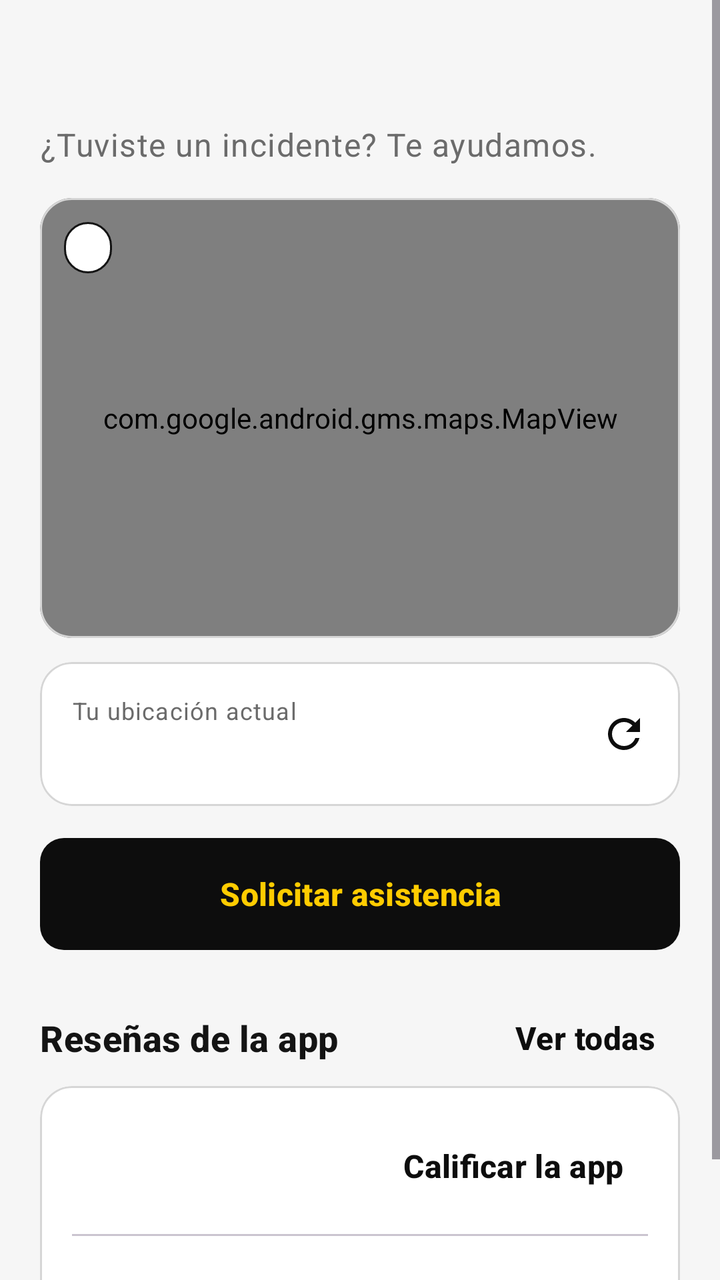
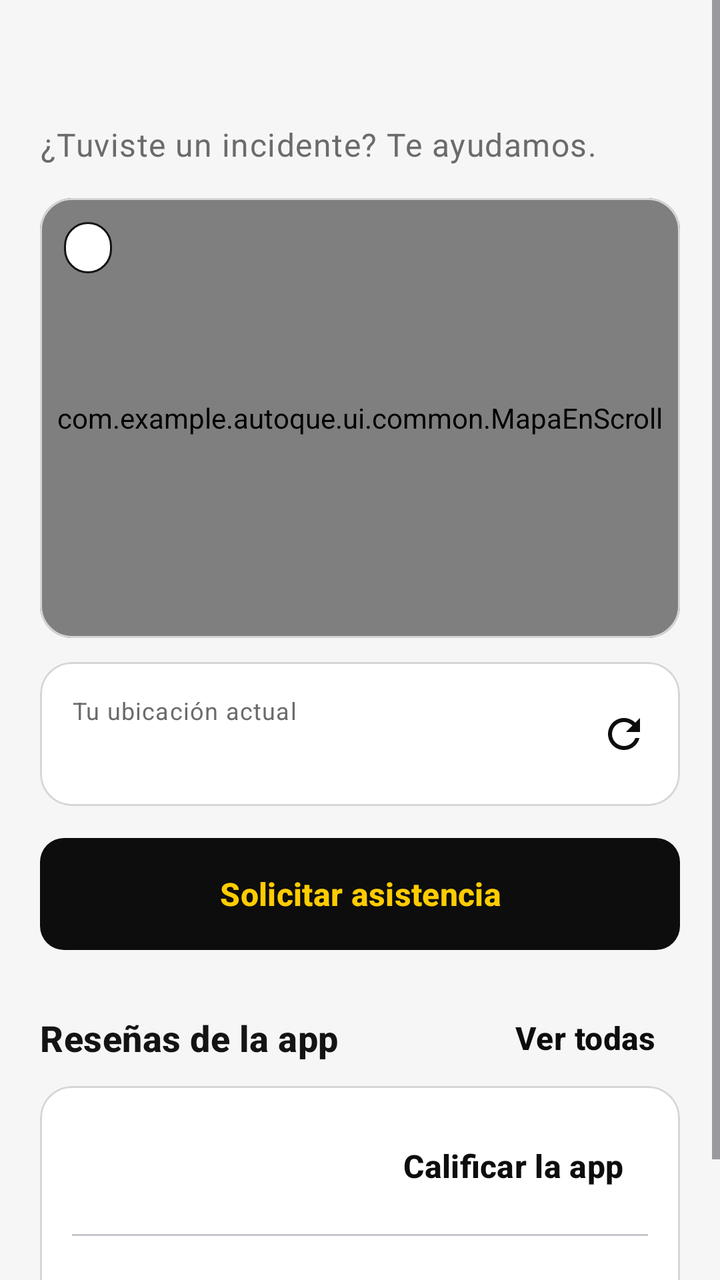

The first picture is an Android layout as it rendered before a commit; the second is the same layout after the commit. The layout source and the unified diff follow.
<!-- AndroidManifest.xml: application theme Theme.Autoque -->
<!-- res/layout/fragment_inicio_cliente.xml -->
<?xml version="1.0" encoding="utf-8"?>
<ScrollView xmlns:android="http://schemas.android.com/apk/res/android"
    xmlns:app="http://schemas.android.com/apk/res-auto"
    android:layout_width="match_parent"
    android:layout_height="match_parent">

    <LinearLayout
        android:layout_width="match_parent"
        android:layout_height="wrap_content"
        android:orientation="vertical"
        android:padding="20dp">

        <TextView
            android:id="@+id/tvSaludo"
            android:layout_width="wrap_content"
            android:layout_height="wrap_content"
            android:textAppearance="@style/TextAppearance.Autoque.Headline" />

        <TextView
            android:layout_width="wrap_content"
            android:layout_height="wrap_content"
            android:layout_marginTop="4dp"
            android:text="@string/tuviste_incidente"
            android:textAppearance="@style/TextAppearance.Autoque.Body" />

        <com.google.android.material.card.MaterialCardView
            style="@style/Autoque.Card"
            android:layout_width="match_parent"
            android:layout_height="220dp"
            android:layout_marginTop="16dp">

            <FrameLayout
                android:layout_width="match_parent"
                android:layout_height="match_parent">

                <com.google.android.gms.maps.MapView
                    android:id="@+id/mapa"
                    android:layout_width="match_parent"
                    android:layout_height="match_parent" />

                <TextView
                    android:id="@+id/tvGpsChip"
                    style="@style/Autoque.Badge"
                    android:layout_margin="12dp"
                    android:background="@drawable/bg_badge_finalizada"
                    android:textColor="@color/text_primary" />

                <LinearLayout
                    android:id="@+id/panelSinUbicacion"
                    android:layout_width="match_parent"
                    android:layout_height="match_parent"
                    android:background="@color/surface_muted"
                    android:gravity="center"
                    android:orientation="vertical"
                    android:padding="20dp"
                    android:visibility="gone">

                    <ImageView
                        android:layout_width="48dp"
                        android:layout_height="48dp"
                        android:background="@drawable/bg_circle_black"
                        android:importantForAccessibility="no"
                        android:padding="12dp"
                        android:src="@drawable/ic_location"
                        app:tint="@color/autoque_yellow" />

                    <TextView
                        android:id="@+id/tvSinUbicacionTitulo"
                        android:layout_width="wrap_content"
                        android:layout_height="wrap_content"
                        android:layout_marginTop="10dp"
                        android:textAppearance="@style/TextAppearance.Autoque.CardTitle" />

                    <TextView
                        android:id="@+id/tvSinUbicacionDesc"
                        android:layout_width="wrap_content"
                        android:layout_height="wrap_content"
                        android:layout_marginTop="4dp"
                        android:gravity="center"
                        android:textAppearance="@style/TextAppearance.Autoque.Label" />

                    <com.google.android.material.button.MaterialButton
                        android:id="@+id/btnActivarUbicacion"
                        style="@style/Widget.Autoque.Button.Small"
                        android:layout_width="wrap_content"
                        android:layout_height="wrap_content"
                        android:layout_marginTop="12dp" />
                </LinearLayout>
            </FrameLayout>
        </com.google.android.material.card.MaterialCardView>

        <com.google.android.material.card.MaterialCardView
            style="@style/Autoque.Card"
            android:layout_width="match_parent"
            android:layout_height="wrap_content"
            android:layout_marginTop="12dp">

            <LinearLayout
                android:layout_width="match_parent"
                android:layout_height="wrap_content"
                android:gravity="center_vertical"
                android:orientation="horizontal"
                android:paddingVertical="12dp"
                android:paddingStart="16dp"
                android:paddingEnd="4dp">

                <LinearLayout
                    android:layout_width="0dp"
                    android:layout_height="wrap_content"
                    android:layout_weight="1"
                    android:orientation="vertical">

                    <TextView
                        android:layout_width="wrap_content"
                        android:layout_height="wrap_content"
                        android:text="@string/tu_ubicacion_actual"
                        android:textAppearance="@style/TextAppearance.Autoque.Helper" />

                    <TextView
                        android:id="@+id/tvDireccionActual"
                        android:layout_width="wrap_content"
                        android:layout_height="wrap_content"
                        android:layout_marginTop="2dp"
                        android:textColor="@color/text_primary"
                        android:textSize="16sp" />
                </LinearLayout>

                <ImageButton
                    android:id="@+id/btnRefrescarUbicacion"
                    android:layout_width="48dp"
                    android:layout_height="48dp"
                    android:background="?attr/selectableItemBackgroundBorderless"
                    android:contentDescription="@string/actualizar_ubicacion"
                    android:src="@drawable/ic_refresh"
                    app:tint="@color/autoque_black" />
            </LinearLayout>
        </com.google.android.material.card.MaterialCardView>

        <com.google.android.material.card.MaterialCardView
            android:id="@+id/cardActiva"
            style="@style/Autoque.Card"
            android:layout_width="match_parent"
            android:layout_height="wrap_content"
            android:layout_marginTop="12dp"
            android:clickable="true"
            android:focusable="true"
            android:visibility="gone"
            app:strokeColor="@color/autoque_yellow"
            app:strokeWidth="2dp">

            <LinearLayout
                android:layout_width="match_parent"
                android:layout_height="wrap_content"
                android:orientation="vertical"
                android:padding="16dp">

                <LinearLayout
                    android:layout_width="match_parent"
                    android:layout_height="wrap_content"
                    android:gravity="center_vertical"
                    android:orientation="horizontal">

                    <TextView
                        android:layout_width="0dp"
                        android:layout_height="wrap_content"
                        android:layout_weight="1"
                        android:text="@string/solicitud_en_curso"
                        android:textAppearance="@style/TextAppearance.Autoque.CardTitle" />

                    <TextView
                        android:id="@+id/tvActivaEstado"
                        style="@style/Autoque.Badge" />
                </LinearLayout>

                <TextView
                    android:id="@+id/tvActivaDetalle"
                    android:layout_width="match_parent"
                    android:layout_height="wrap_content"
                    android:layout_marginTop="6dp"
                    android:textAppearance="@style/TextAppearance.Autoque.Body" />
            </LinearLayout>
        </com.google.android.material.card.MaterialCardView>

        <com.google.android.material.button.MaterialButton
            android:id="@+id/btnSolicitar"
            style="@style/Widget.Autoque.Button.Dark"
            android:layout_width="match_parent"
            android:layout_height="wrap_content"
            android:layout_marginTop="16dp"
            android:text="@string/solicitar_asistencia" />

        <LinearLayout
            android:layout_width="match_parent"
            android:layout_height="wrap_content"
            android:layout_marginTop="20dp"
            android:gravity="center_vertical"
            android:orientation="horizontal">

            <TextView
                android:layout_width="0dp"
                android:layout_height="wrap_content"
                android:layout_weight="1"
                android:text="@string/resenas_app"
                android:textAppearance="@style/TextAppearance.Autoque.CardTitle"
                android:textSize="18sp" />

            <com.google.android.material.button.MaterialButton
                android:id="@+id/btnVerResenas"
                style="@style/Widget.Autoque.Button.Text"
                android:layout_width="wrap_content"
                android:layout_height="wrap_content"
                android:text="@string/ver_todas" />
        </LinearLayout>

        <com.google.android.material.card.MaterialCardView
            style="@style/Autoque.Card"
            android:layout_width="match_parent"
            android:layout_height="wrap_content">

            <LinearLayout
                android:layout_width="match_parent"
                android:layout_height="wrap_content"
                android:orientation="vertical"
                android:padding="16dp">

                <LinearLayout
                    android:layout_width="match_parent"
                    android:layout_height="wrap_content"
                    android:gravity="center_vertical"
                    android:orientation="horizontal">

                    <TextView
                        android:id="@+id/tvPromedioApp"
                        android:layout_width="wrap_content"
                        android:layout_height="wrap_content"
                        android:textColor="@color/text_primary"
                        android:textSize="32sp"
                        android:textStyle="bold" />

                    <LinearLayout
                        android:layout_width="0dp"
                        android:layout_height="wrap_content"
                        android:layout_marginStart="12dp"
                        android:layout_weight="1"
                        android:orientation="vertical">

                        <TextView
                            android:id="@+id/tvEstrellasApp"
                            android:layout_width="wrap_content"
                            android:layout_height="wrap_content"
                            android:textColor="@color/autoque_yellow_dark"
                            android:textSize="16sp" />

                        <TextView
                            android:id="@+id/tvTotalResenasApp"
                            android:layout_width="wrap_content"
                            android:layout_height="wrap_content"
                            android:textAppearance="@style/TextAppearance.Autoque.Helper" />
                    </LinearLayout>

                    <com.google.android.material.button.MaterialButton
                        android:id="@+id/btnCalificarApp"
                        style="@style/Widget.Autoque.Button.Text"
                        android:layout_width="wrap_content"
                        android:layout_height="wrap_content"
                        android:text="@string/calificar_la_app" />
                </LinearLayout>

                <com.google.android.material.divider.MaterialDivider
                    android:layout_width="match_parent"
                    android:layout_height="wrap_content"
                    android:layout_marginVertical="10dp" />

                <TextView
                    android:id="@+id/tvUltimaResenaAutor"
                    android:layout_width="wrap_content"
                    android:layout_height="wrap_content"
                    android:textColor="@color/text_primary"
                    android:textStyle="bold" />

                <TextView
                    android:id="@+id/tvUltimaResenaTexto"
                    android:layout_width="match_parent"
                    android:layout_height="wrap_content"
                    android:layout_marginTop="2dp"
                    android:textAppearance="@style/TextAppearance.Autoque.Body" />
            </LinearLayout>
        </com.google.android.material.card.MaterialCardView>
    </LinearLayout>
</ScrollView>
<!-- resources referenced by this layout -->
<resources>
  <color name="autoque_black">#0D0D0D</color>
  <color name="autoque_yellow">#FFCC00</color>
  <color name="autoque_yellow_dark">#E6B800</color>
  <color name="surface_muted">#EDEDED</color>
  <color name="text_primary">#141414</color>
  <!-- drawable bg_circle_black (drawable) -->
  <?xml version="1.0" encoding="utf-8"?>
  <shape xmlns:android="http://schemas.android.com/apk/res/android" android:shape="oval">
      <solid android:color="@color/autoque_black" />
  </shape>
  <string name="actualizar_ubicacion">Actualizar ubicación</string>
  <string name="calificar_la_app">Calificar la app</string>
  <string name="resenas_app">Reseñas de la app</string>
  <string name="solicitar_asistencia">Solicitar asistencia</string>
  <string name="solicitud_en_curso">Tienes una solicitud en curso</string>
  <string name="tu_ubicacion_actual">Tu ubicación actual</string>
  <string name="tuviste_incidente">¿Tuviste un incidente? Te ayudamos.</string>
  <string name="ver_todas">Ver todas</string>
  <style name="Autoque.Card" parent="Widget.Material3.CardView.Outlined">
          <item name="cardBackgroundColor">@color/surface_card</item>
          <item name="strokeColor">@color/outline</item>
          <item name="cardCornerRadius">16dp</item>
      </style>
  <style name="TextAppearance.Autoque.Body" parent="TextAppearance.Material3.BodyLarge">
          <item name="android:textColor">@color/text_secondary</item>
      </style>
  <style name="TextAppearance.Autoque.CardTitle" parent="TextAppearance.Material3.TitleMedium">
          <item name="android:textStyle">bold</item>
          <item name="android:textColor">@color/text_primary</item>
      </style>
  <style name="TextAppearance.Autoque.Headline" parent="TextAppearance.Material3.HeadlineMedium">
          <item name="android:textStyle">bold</item>
          <item name="android:textColor">@color/text_primary</item>
      </style>
  <style name="TextAppearance.Autoque.Helper" parent="TextAppearance.Material3.BodySmall">
          <item name="android:textColor">@color/text_secondary</item>
      </style>
  <style name="TextAppearance.Autoque.Label" parent="TextAppearance.Material3.BodyMedium">
          <item name="android:textColor">@color/text_secondary</item>
      </style>
  <style name="Widget.Autoque.Button.Dark">
          <item name="backgroundTint">@color/button_dark_bg</item>
          <item name="android:textColor">@color/button_dark_text</item>
      </style>
  <style name="Widget.Autoque.Button.Small" parent="Widget.Autoque.Button.Dark">
          <item name="android:minHeight">44dp</item>
          <item name="android:textSize">15sp</item>
          <item name="android:paddingStart">20dp</item>
          <item name="android:paddingEnd">20dp</item>
      </style>
  <style name="Widget.Autoque.Button.Text" parent="Widget.Material3.Button.TextButton">
          <item name="android:textColor">@color/autoque_black</item>
          <item name="android:textStyle">bold</item>
      </style>
  <style name="Theme.Autoque" parent="Base.Theme.Autoque" />
  <color name="surface_card">#FFFFFF</color>
  <color name="outline">#D6D6D6</color>
  <color name="text_secondary">#6B6B6B</color>
  <color name="autoque_white">#FFFFFF</color>
  <color name="autoque_yellow_soft">#FFF6CC</color>
  <color name="error">#C62828</color>
  <color name="surface_background">#F6F6F6</color>
  <style name="ThemeOverlay.Autoque.Dialog" parent="ThemeOverlay.Material3.MaterialAlertDialog">
          <item name="colorSecondary">@color/autoque_black</item>
          <item name="colorPrimary">@color/autoque_black</item>
      </style>
  <style name="ShapeAppearance.Autoque.Medium" parent="ShapeAppearance.Material3.Corner.Medium">
          <item name="cornerSize">12dp</item>
      </style>
  <style name="TextAppearance.Autoque.ToolbarTitle" parent="TextAppearance.Material3.TitleLarge">
          <item name="android:textStyle">bold</item>
          <item name="android:textColor">@color/text_primary</item>
      </style>
  <!-- unchanged entries left out for length: 8 -->
</resources>

<!-- the commit's change to res/layout/fragment_inicio_cliente.xml (unified diff, before → after) -->
@@ -33,7 +33,7 @@
                 android:layout_width="match_parent"
                 android:layout_height="match_parent">
 
-                <com.google.android.gms.maps.MapView
+                <com.example.autoque.ui.common.MapaEnScroll
                     android:id="@+id/mapa"
                     android:layout_width="match_parent"
                     android:layout_height="match_parent" />
